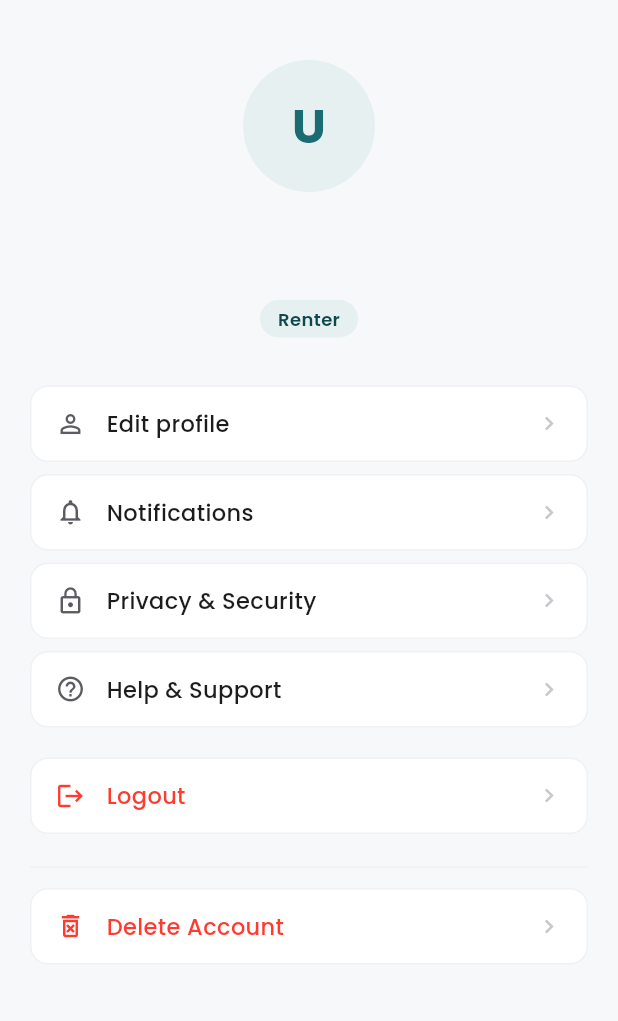
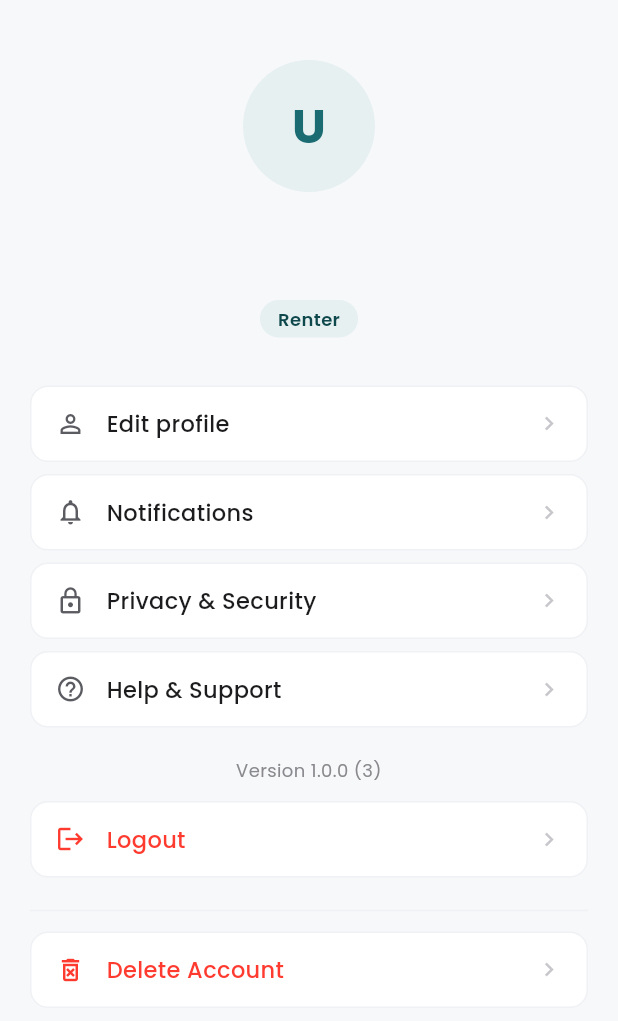
Before and after one commit to Frabbi727/flat_nest, a Flutter app: the ProfilePlaceholderView screen opened directly, on a phone screen of 412 x 824 dp. Shown: the top 1021 px of the screen. Run offline on Flutter 3.47's test engine with Material 3 defaults, Android fonts, the phone set to English and light mode, and no system bars; our stand-ins replace cached_network_image, cloud_firestore, dio, equatable, firebase_core, firebase_messaging and 14 more; accounts and stored records are empty; network calls fail.

```diff
--- a/lib/app/modules/owner/view/owner_home_view.dart
+++ b/lib/app/modules/owner/view/owner_home_view.dart
@@ -1,5 +1,6 @@
 import 'package:flutter/material.dart';
 import 'package:get/get.dart';
+import 'package:package_info_plus/package_info_plus.dart';
 import 'package:shimmer/shimmer.dart';
 import 'package:url_launcher/url_launcher.dart';
 import '../../../core/service/auth_service.dart';
--- a/lib/app/modules/owner/view/owner_profile_tab.dart
+++ b/lib/app/modules/owner/view/owner_profile_tab.dart
@@ -43,6 +43,8 @@ class _ProfileTab extends GetView<OwnerController> {
             _OwnerMenuItem(t: t, icon: Icons.notifications_outlined, label: 'Notifications'),
             _OwnerMenuItem(t: t, icon: Icons.lock_outline, label: 'Privacy & Security'),
             _OwnerMenuItem(t: t, icon: Icons.help_outline, label: 'Help & Support', onTap: () => _showHelpSheet(context, t)),
+            const SizedBox(height: 12),
+            _AppVersionText(t: t),
             const SizedBox(height: 12),
             _OwnerMenuItem(t: t, icon: Icons.logout, label: 'Logout', danger: true, onTap: controller.logout),
             Divider(height: 28, color: t.borderSoft),
@@ -220,3 +222,25 @@ class _OwnerMenuItem extends StatelessWidget {
     );
   }
 }
+
+class _AppVersionText extends StatelessWidget {
+  final FlatNestTheme t;
+  const _AppVersionText({required this.t});
+
+  @override
+  Widget build(BuildContext context) {
+    return FutureBuilder<PackageInfo>(
+      future: PackageInfo.fromPlatform(),
+      builder: (_, snap) {
+        final version = snap.data != null
+            ? 'Version ${snap.data!.version} (${snap.data!.buildNumber})'
+            : '';
+        return Text(
+          version,
+          style: TextStyle(fontSize: 12, color: t.inkSoft),
+          textAlign: TextAlign.center,
+        );
+      },
+    );
+  }
+}
--- a/lib/app/modules/renter_home/view/profile/profile_placeholder_view.dart
+++ b/lib/app/modules/renter_home/view/profile/profile_placeholder_view.dart
@@ -1,5 +1,6 @@
 import 'package:flutter/material.dart';
 import 'package:get/get.dart';
+import 'package:package_info_plus/package_info_plus.dart';
 import 'package:url_launcher/url_launcher.dart';
 import '../../../../theme/flat_nest_theme.dart';
 import '../../../../core/service/auth_service.dart';
@@ -58,6 +59,8 @@ class ProfilePlaceholderView extends StatelessWidget {
               _MenuItem(t: t, icon: Icons.notifications_outlined, label: 'Notifications'),
               _MenuItem(t: t, icon: Icons.lock_outline, label: 'Privacy & Security'),
               _MenuItem(t: t, icon: Icons.help_outline, label: 'Help & Support', onTap: () => _showHelpSheet(context, t)),
+              const SizedBox(height: 12),
+              _AppVersionText(t: t),
               const SizedBox(height: 12),
               _MenuItem(
                 t: t,
@@ -314,3 +317,25 @@ class _MenuItem extends StatelessWidget {
     );
   }
 }
+
+class _AppVersionText extends StatelessWidget {
+  final FlatNestTheme t;
+  const _AppVersionText({required this.t});
+
+  @override
+  Widget build(BuildContext context) {
+    return FutureBuilder<PackageInfo>(
+      future: PackageInfo.fromPlatform(),
+      builder: (_, snap) {
+        final version = snap.data != null
+            ? 'Version ${snap.data!.version} (${snap.data!.buildNumber})'
+            : '';
+        return Text(
+          version,
+          style: TextStyle(fontSize: 12, color: t.inkSoft),
+          textAlign: TextAlign.center,
+        );
+      },
+    );
+  }
+}
```
Also changed, not shown: 1 other file.
